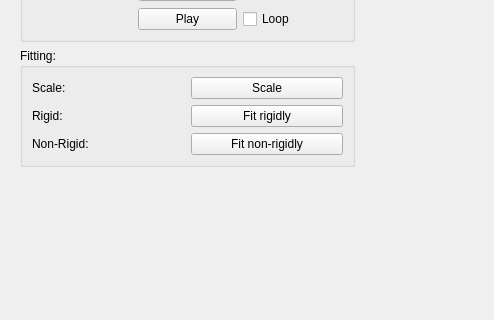
mapclient-plugins/mapclientplugins.parametricfittingstep, file mapclientplugins/parametricfittingstep/qt/parametricfittingwidget.ui: the form before one commit; both pictures show x 0 to 494 and y 128 to 448 of the 1093 by 872 pixel window.
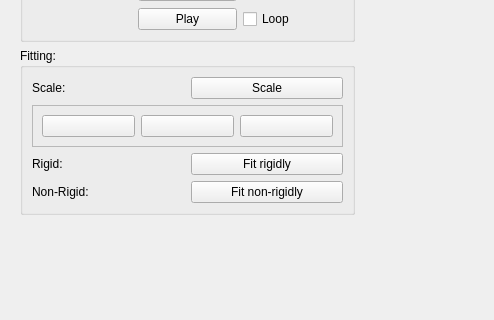
The form after the commit. Icons and pictures are not drawn. Custom widgets are drawn as their Qt base class.

Commit message: Fix problem with rigid fitting.  Add functionality to rotate the scaffold in the major axis.

Patch:
```diff
--- a/mapclientplugins/parametricfittingstep/qt/parametricfittingwidget.ui
+++ b/mapclientplugins/parametricfittingstep/qt/parametricfittingwidget.ui
@@ -19,8 +19,8 @@
   <property name="windowTitle">
    <string>Parametric Fitting</string>
   </property>
-  <layout class="QHBoxLayout" name="horizontalLayout">
-   <item>
+  <layout class="QGridLayout" name="gridLayout">
+   <item row="0" column="0">
     <widget class="QDockWidget" name="dockWidget">
      <property name="sizePolicy">
       <sizepolicy hsizetype="Preferred" vsizetype="Expanding">
@@ -31,7 +31,7 @@
      <property name="minimumSize">
       <size>
        <width>353</width>
-       <height>373</height>
+       <height>430</height>
       </size>
      </property>
      <property name="features">
@@ -132,7 +132,7 @@
           <string>Fitting:</string>
          </property>
          <layout class="QGridLayout" name="gridLayout_3">
-          <item row="2" column="0">
+          <item row="3" column="0">
            <widget class="QLabel" name="fittingRigid_label">
             <property name="text">
              <string>Rigid:</string>
@@ -146,34 +146,79 @@
             </property>
            </widget>
           </item>
-          <item row="5" column="1">
+          <item row="6" column="1">
            <widget class="QPushButton" name="fittingFitNonRigidly_pushButton">
             <property name="text">
              <string>Fit non-rigidly</string>
             </property>
            </widget>
           </item>
-          <item row="5" column="0">
+          <item row="6" column="0">
            <widget class="QLabel" name="fittingNonRigid_label">
             <property name="text">
              <string>Non-Rigid:</string>
             </property>
            </widget>
           </item>
-          <item row="0" column="1">
-           <widget class="QPushButton" name="fittingScale_pushButton">
-            <property name="text">
-             <string>Scale</string>
-            </property>
-           </widget>
-          </item>
-          <item row="2" column="1">
+          <item row="3" column="1">
            <widget class="QPushButton" name="fittingFitRigidly_pushButton">
             <property name="text">
              <string>Fit rigidly</string>
             </property>
            </widget>
           </item>
+          <item row="0" column="1">
+           <widget class="QPushButton" name="fittingScale_pushButton">
+            <property name="text">
+             <string>Scale</string>
+            </property>
+           </widget>
+          </item>
+          <item row="2" column="0" colspan="2">
+           <widget class="QFrame" name="frame_2">
+            <property name="frameShape">
+             <enum>QFrame::StyledPanel</enum>
+            </property>
+            <property name="frameShadow">
+             <enum>QFrame::Raised</enum>
+            </property>
+            <layout class="QGridLayout" name="gridLayout_2">
+             <item row="0" column="4">
+              <widget class="QPushButton" name="fittingZAxis_pushButton">
+               <property name="text">
+                <string/>
+               </property>
+               <property name="icon">
+                <iconset resource="resources.qrc">
+                 <normaloff>:/parametricfitting/images/axis_roation_z_axis_icon.png</normaloff>:/parametricfitting/images/axis_roation_z_axis_icon.png</iconset>
+               </property>
+              </widget>
+             </item>
+             <item row="0" column="2">
+              <widget class="QPushButton" name="fittingXAxis_pushButton">
+               <property name="text">
+                <string/>
+               </property>
+               <property name="icon">
+                <iconset resource="resources.qrc">
+                 <normaloff>:/parametricfitting/images/axis_roation_x_axis_icon.png</normaloff>:/parametricfitting/images/axis_roation_x_axis_icon.png</iconset>
+               </property>
+              </widget>
+             </item>
+             <item row="0" column="3">
+              <widget class="QPushButton" name="fittingYAxis_pushButton">
+               <property name="text">
+                <string/>
+               </property>
+               <property name="icon">
+                <iconset resource="resources.qrc">
+                 <normaloff>:/parametricfitting/images/axis_roation_y_axis_icon.png</normaloff>:/parametricfitting/images/axis_roation_y_axis_icon.png</iconset>
+               </property>
+              </widget>
+             </item>
+            </layout>
+           </widget>
+          </item>
          </layout>
         </widget>
        </item>
@@ -242,7 +287,7 @@
      </widget>
     </widget>
    </item>
-   <item>
+   <item row="0" column="1">
     <widget class="BaseSceneviewerWidget" name="sceneviewer_widget" native="true">
      <property name="sizePolicy">
       <sizepolicy hsizetype="Expanding" vsizetype="Preferred">
```
Left out of the diff: 4 changed lines with no effect on the pictures. The commit also changes 8 other files.
